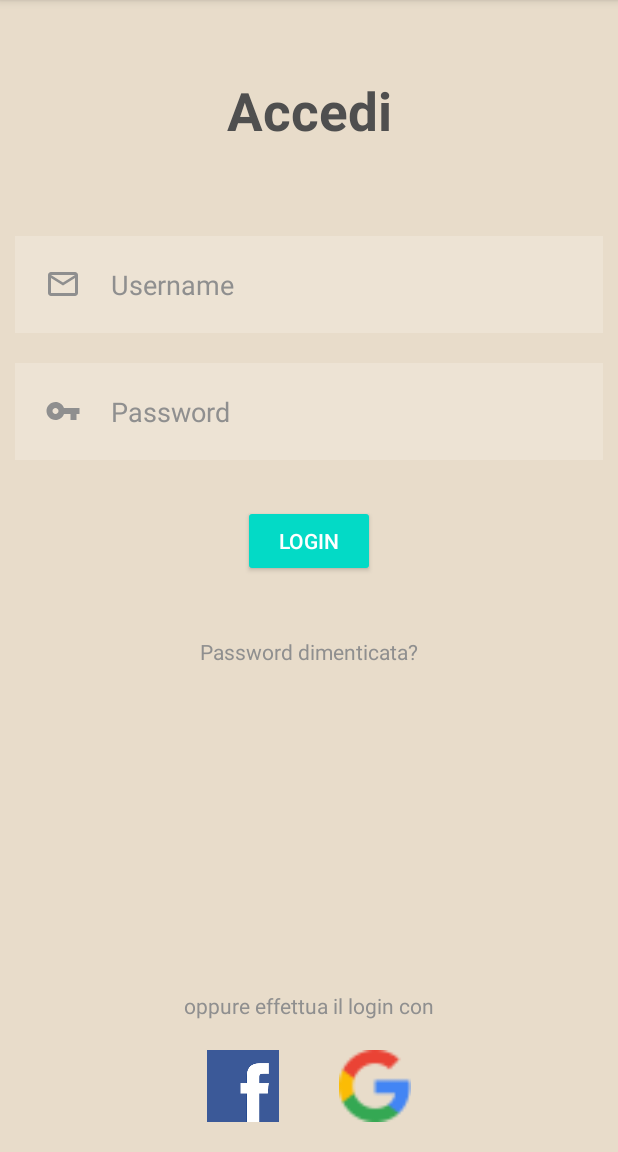
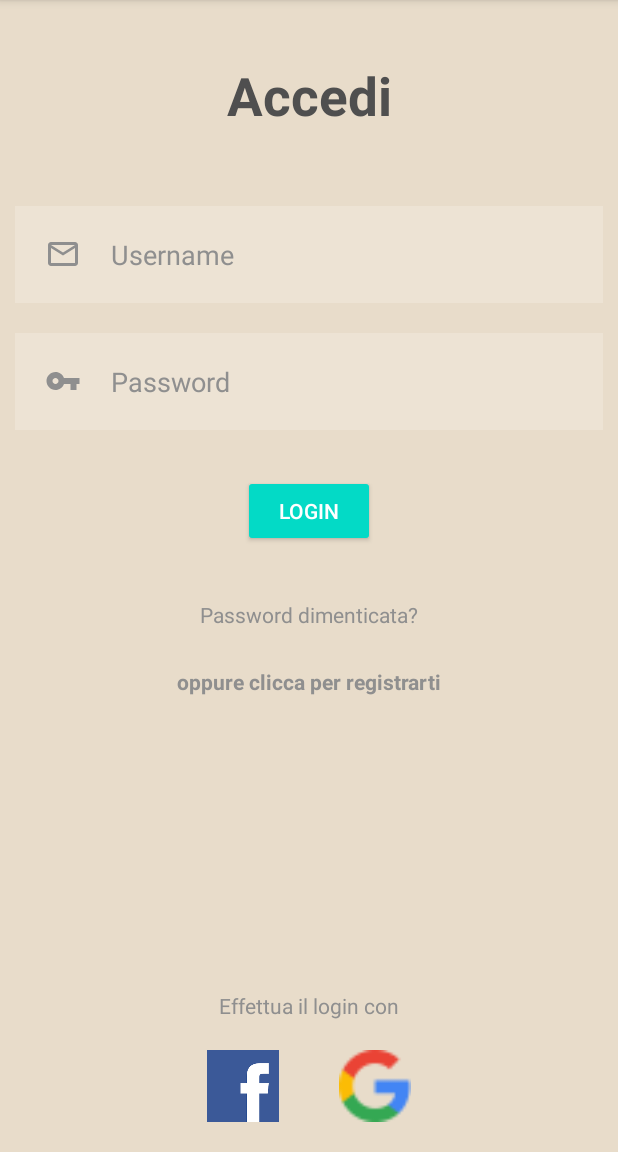
Before and after one commit to AlbertoDiGirolamo/ProgettoMobile_07-05, an Android app: the screen it shows after launch (MainActivity), on a phone screen of 412 x 824 dp, the part 84-1236 px from its top. Run offline under Robolectric (Android 15) with nearby library versions, the phone set to English and light mode, and no system bars; our stand-ins replace Room's generated code.

```diff
--- a/app/src/main/java/com/example/progettomobile_07_05/HomeFragment.java
+++ b/app/src/main/java/com/example/progettomobile_07_05/HomeFragment.java
@@ -53,6 +53,7 @@ public class HomeFragment extends Fragment  implements OnItemListener {
         NavigationView navigationView = getActivity().findViewById(R.id.nav_view);
         navigationView.getMenu().findItem(R.id.nav_home).setVisible(true);
         navigationView.getMenu().findItem(R.id.nav_message).setVisible(true);
+        navigationView.getMenu().findItem(R.id.nav_myproduct).setVisible(true);
 
         MainActivity activity =(MainActivity) getActivity();
         if(activity != null){
--- a/app/src/main/java/com/example/progettomobile_07_05/LoginFragment.java
+++ b/app/src/main/java/com/example/progettomobile_07_05/LoginFragment.java
@@ -48,6 +48,7 @@ public class LoginFragment extends Fragment {
         NavigationView navigationView = getActivity().findViewById(R.id.nav_view);
         navigationView.getMenu().findItem(R.id.nav_home).setVisible(false);
         navigationView.getMenu().findItem(R.id.nav_message).setVisible(false);
+        navigationView.getMenu().findItem(R.id.nav_myproduct).setVisible(false);
 
         EditText mail = (EditText) view.findViewById(R.id.maillogin);
         EditText password = (EditText) view.findViewById(R.id.passwordlogin);
@@ -86,6 +87,17 @@ public class LoginFragment extends Fragment {
                 });
             }
         });
+        TextView linkToRegister = (TextView) view.findViewById(R.id.linkregister);
+        linkToRegister.setOnClickListener(new View.OnClickListener() {
+            @Override
+            public void onClick(View view) {
+                Utilities.insertFragment((AppCompatActivity) getActivity(), new RegisterFragment(), RegisterFragment.class.getSimpleName());
+            }
+        });
+
+
+
+
     }
     public User getUser(List<User> userList, String emailUser){
 
--- a/app/src/main/res/layout/fragment_login.xml
+++ b/app/src/main/res/layout/fragment_login.xml
@@ -13,7 +13,7 @@
         android:textColor="@color/gray"
         android:textSize="35dp"
         android:textStyle="bold"
-        android:layout_margin="50dp"
+        android:layout_margin="40dp"
         android:gravity="center"/>
 
     <EditText
@@ -63,22 +63,39 @@
         android:layout_marginBottom="20dp"
         android:backgroundTint="@color/design_default_color_secondary"
         android:text="LOGIN" />
+
     <TextView
+        android:id="@+id/forgotpass"
         android:layout_width="wrap_content"
         android:layout_height="wrap_content"
-        android:id="@+id/forgotpass"
         android:layout_below="@id/loginbutton"
+        android:layout_centerHorizontal="true"
+        android:layout_marginStart="20dp"
+        android:layout_marginTop="15dp"
+        android:layout_marginEnd="20dp"
+        android:layout_marginBottom="20dp"
         android:text="Password dimenticata?"
+        android:textColor="@color/white_gray" />
+    <TextView
+        android:id="@+id/linkregister"
+        android:layout_width="wrap_content"
+        android:layout_height="wrap_content"
+        android:layout_below="@id/forgotpass"
+        android:layout_centerHorizontal="true"
+        android:layout_marginStart="20dp"
+        android:layout_marginTop="5dp"
+        android:layout_marginEnd="20dp"
+        android:layout_marginBottom="20dp"
+        android:text="oppure clicca per registrarti"
         android:textColor="@color/white_gray"
-        android:layout_centerHorizontal="true"
-        android:layout_margin="20dp"/>
+        android:textStyle="bold"/>
 
 
     <TextView
         android:layout_width="wrap_content"
         android:layout_height="wrap_content"
         android:id="@+id/others"
-        android:text="oppure effettua il login con"
+        android:text="Effettua il login con"
         android:textColor="@color/white_gray"
         android:layout_above="@id/socialicons"
         android:layout_centerHorizontal="true"/>
--- a/app/src/main/res/layout/nav_header.xml
+++ b/app/src/main/res/layout/nav_header.xml
@@ -16,11 +16,13 @@
         android:layout_width="wrap_content"
         android:layout_height="wrap_content"
         android:paddingTop="8dp"
-        android:text="Username"
+        android:text="Ciao, effettua il login"
+        android:id="@+id/navusername"
         android:textAppearance="@style/TextAppearance.AppCompat.Body1" />
     <TextView
         android:layout_width="wrap_content"
         android:layout_height="wrap_content"
-        android:text="miaemail@mail.com"/>
+        android:id="@+id/navemail"
+        android:text=""/>
 
 </LinearLayout>
--- a/app/src/main/res/menu/drawer_menu.xml
+++ b/app/src/main/res/menu/drawer_menu.xml
@@ -6,13 +6,16 @@
     <group android:checkableBehavior="single">
         <item android:id="@+id/nav_home"
             android:icon="@drawable/ic_baseline_home_24"
-            android:title="@string/home"/>
+            android:title="Home"/>
         <item android:id="@+id/nav_message"
             android:icon="@drawable/ic_baseline_message_24"
-            android:title="@string/message"/>
+            android:title="Messaggi"/>
         <item android:id="@+id/nav_profile"
             android:icon="@drawable/ic_baseline_account_circle_24"
-            android:title="@string/profile"/>
+            android:title="Profilo"/>
+        <item android:id="@+id/nav_myproduct"
+            android:icon="@drawable/ic_baseline_account_circle_24"
+            android:title="I miei prodotti"/>
     </group>
     <item android:title="@string/communicate">
         <menu>
```
Also changed, not shown: app/src/main/java/com/example/progettomobile_07_05/MainActivity.java (+16 -2 lines), app/src/main/java/com/example/progettomobile_07_05/MyProductFragment.java (added, +19 -0 lines), app/src/main/java/com/example/progettomobile_07_05/RegisterFragment.java (+15 -1 lines), app/src/main/res/layout/fragment_myproduct.xml (added, +11 -0 lines).
